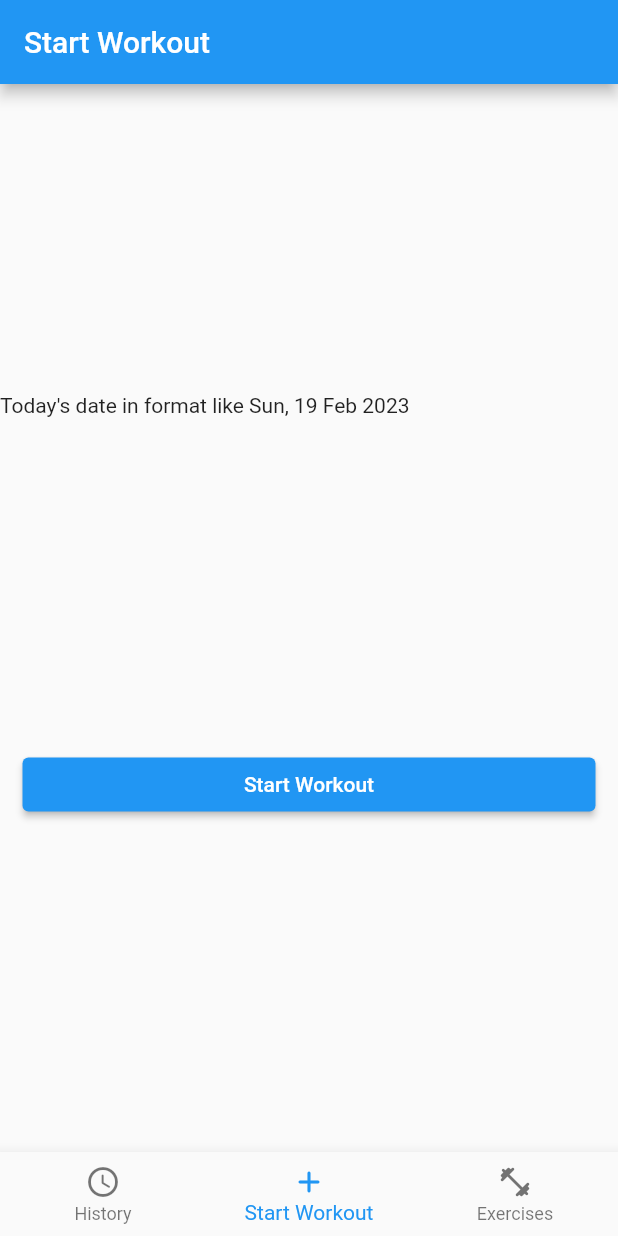
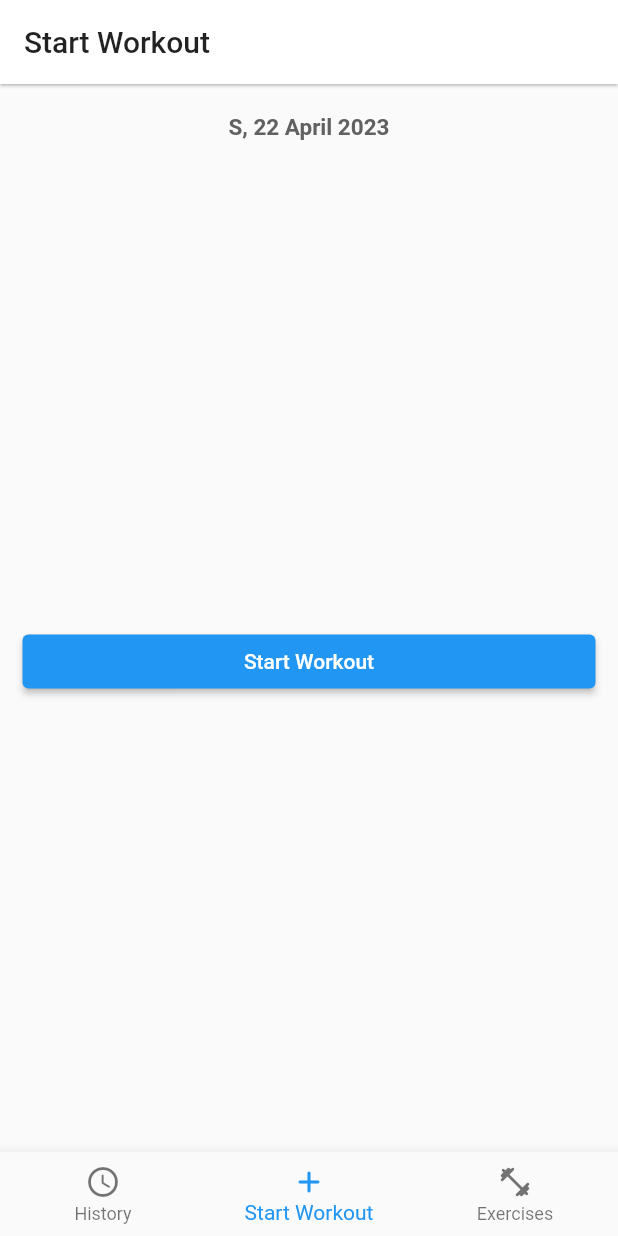
Before and after one commit to vitalikmordak/gym_tracker, a Flutter app: the screen it shows after launch, on a phone screen of 412 x 824 dp. Run offline on Flutter 3.47's test engine with Material 2 defaults, Android fonts, the phone set to English and light mode, and no system bars; our stand-ins replace table_calendar.

Commit message:
Specify current date for start_workout_page.dart in Format 'Day of Week, Date Month Year'

```diff
--- a/lib/screens/start_workout_page.dart
+++ b/lib/screens/start_workout_page.dart
@@ -1,5 +1,7 @@
+import 'package:flutter/cupertino.dart';
 import 'package:flutter/material.dart';
 import 'package:gym_tracker/screens/current_workout_page.dart';
+import 'package:intl/intl.dart';
 
 class StartWorkoutPage extends StatefulWidget {
   const StartWorkoutPage({Key? key}) : super(key: key);
@@ -11,13 +13,31 @@ class StartWorkoutPage extends StatefulWidget {
 class _StartWorkoutPageState extends State<StartWorkoutPage> {
   @override
   Widget build(BuildContext context) {
+    DateTime now = DateTime.now();
+    String formattedDate = DateFormat('EEEEE, d MMMM yyyy').format(now);
     return Scaffold(
-      appBar: AppBar(title: Text('Start Workout')),
+      appBar: AppBar(
+        title: Text('Start Workout'),
+        foregroundColor: Colors.black87,
+        backgroundColor: CupertinoColors.systemBackground,
+        elevation: 0.8,
+      ),
       body: Column(
-        mainAxisAlignment: MainAxisAlignment.spaceEvenly,
+        mainAxisAlignment: MainAxisAlignment.start,
         crossAxisAlignment: CrossAxisAlignment.stretch,
         children: [
-          Text('Today\'s date in format like Sun, 19 Feb 2023'),
+          Padding(
+            padding: const EdgeInsets.all(20.0),
+            child: Text(
+              formattedDate,
+              textAlign: TextAlign.center,
+              style: TextStyle(
+                  fontWeight: FontWeight.w700,
+                  color: Colors.grey.shade700,
+                  fontSize: 15),
+            ),
+          ),
+          const Expanded(child: SizedBox()),
           Padding(
             padding: const EdgeInsets.all(15.0),
             child: ElevatedButton(
@@ -29,7 +49,8 @@ class _StartWorkoutPageState extends State<StartWorkoutPage> {
                         builder: (context) => CurrentWorkoutPage()));
               },
             ),
-          )
+          ),
+          const Expanded(child: SizedBox()),
         ],
       ),
     );
```
